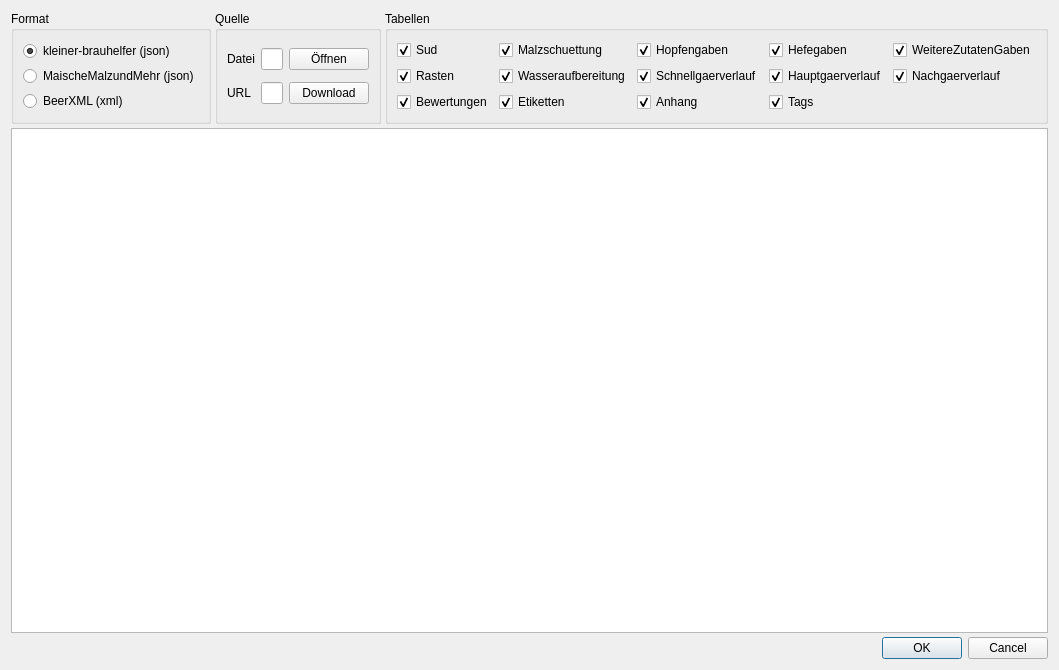
Above: kleiner-brauhelfer/dialogs/dlgimportexport.ui from kleiner-brauhelfer/kleiner-brauhelfer-2 before the change. Below: the same form after it.
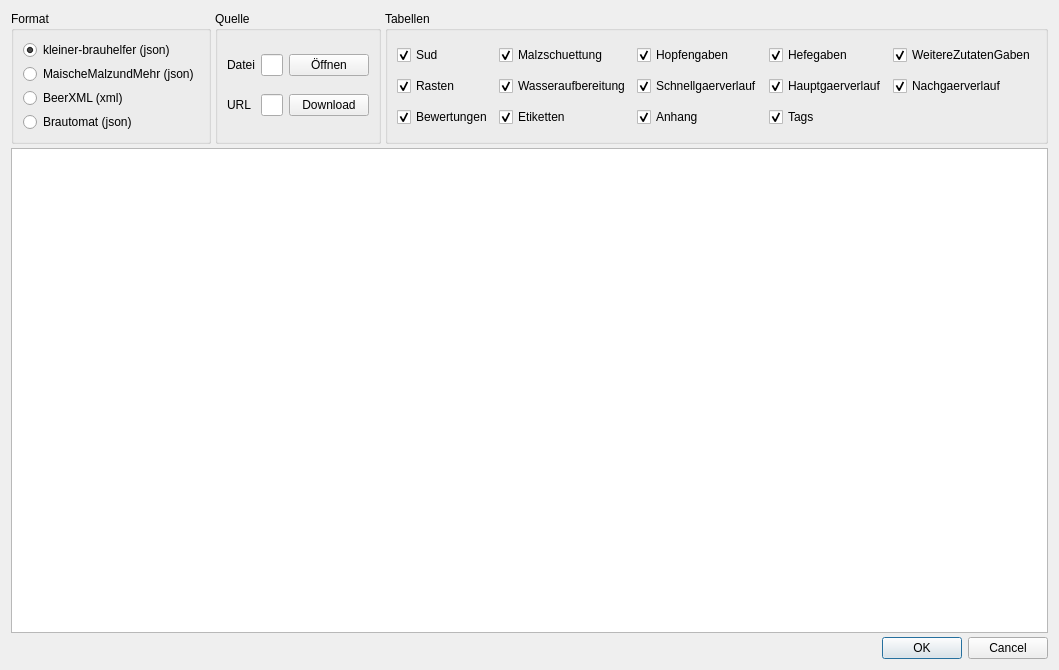
That is the form after the change.

Commit message: Exportformat Brautomat

What changed in the file:
```diff
--- a/kleiner-brauhelfer/dialogs/dlgimportexport.ui
+++ b/kleiner-brauhelfer/dialogs/dlgimportexport.ui
@@ -6,7 +6,7 @@
    <rect>
     <x>0</x>
     <y>0</y>
-    <width>711</width>
+    <width>814</width>
     <height>670</height>
    </rect>
   </property>
@@ -58,6 +58,13 @@
           </property>
          </widget>
         </item>
+        <item>
+         <widget class="QRadioButton" name="rbFormatBrautomat">
+          <property name="text">
+           <string>Brautomat (json)</string>
+          </property>
+         </widget>
+        </item>
        </layout>
       </widget>
      </item>
```
The commit also changes 7 other files.
